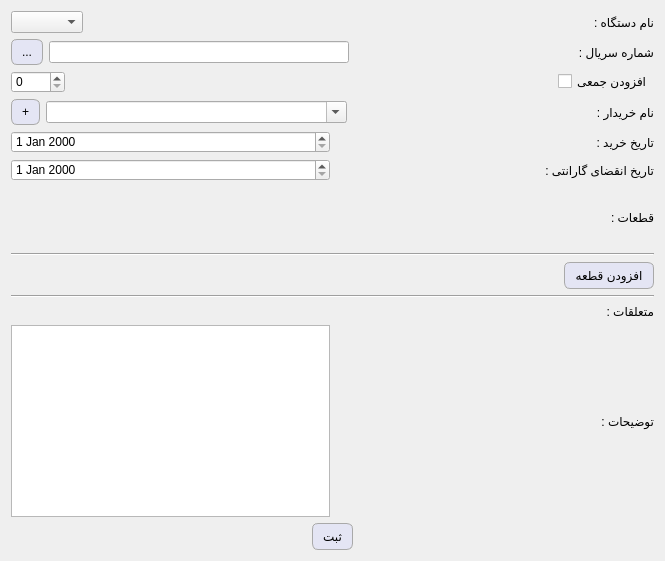
Above: deviceform.ui from kia-far/QtDBS before the change. Below: the same form after it.
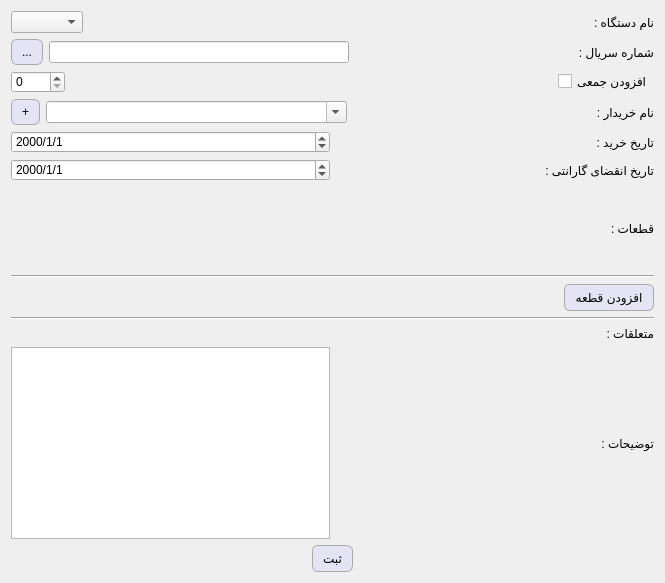
That is the form after the change.

```diff
--- a/deviceform.ui
+++ b/deviceform.ui
@@ -7,7 +7,7 @@
     <x>0</x>
     <y>0</y>
     <width>665</width>
-    <height>561</height>
+    <height>583</height>
    </rect>
   </property>
   <property name="windowTitle">
@@ -258,7 +258,11 @@
          <item>
           <layout class="QHBoxLayout" name="horizontalLayout_17">
            <item>
-            <widget class="QDateEdit" name="dateEdit"/>
+            <widget class="QDateEdit" name="dateEdit">
+             <property name="displayFormat">
+              <string>yyyy/M/d</string>
+             </property>
+            </widget>
            </item>
            <item>
             <widget class="QLabel" name="label_7">
@@ -272,7 +276,11 @@
          <item>
           <layout class="QHBoxLayout" name="horizontalLayout_16">
            <item>
-            <widget class="QDateEdit" name="dateEdit_2"/>
+            <widget class="QDateEdit" name="dateEdit_2">
+             <property name="displayFormat">
+              <string>yyyy/M/d</string>
+             </property>
+            </widget>
            </item>
            <item>
             <widget class="QLabel" name="label_8">
```
